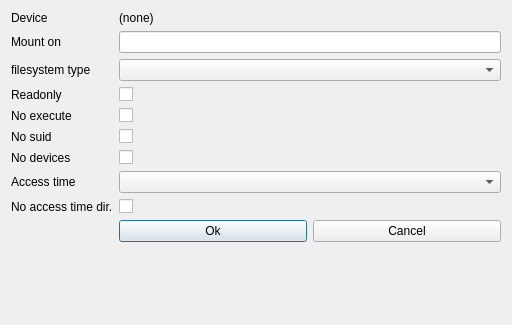
The window that ui/mount.ui (iddekingej/blgui) describes before a commit, drawn with Qt 5.
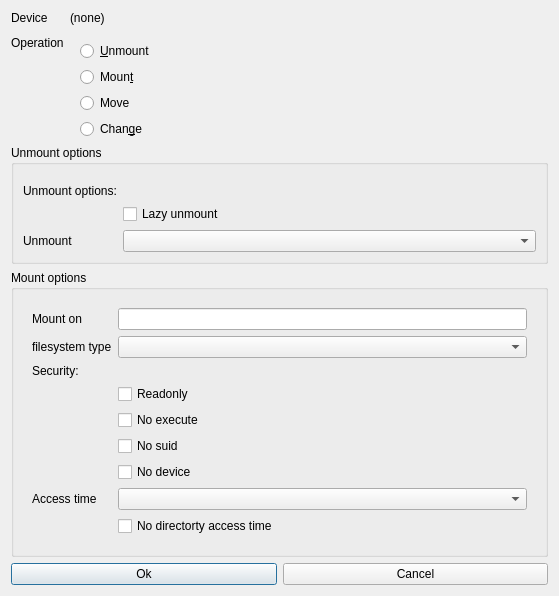
The same window after the commit.

Commit message: * Fix unmount detection en working on mount/unmount dialog

```diff
--- a/ui/mount.ui
+++ b/ui/mount.ui
@@ -6,13 +6,15 @@
    <rect>
     <x>0</x>
     <y>0</y>
-    <width>512</width>
-    <height>325</height>
+    <width>559</width>
+    <height>592</height>
    </rect>
   </property>
   <property name="windowTitle">
    <string>Mounting device</string>
   </property>
+  <layout class="QVBoxLayout" name="verticalLayout">
+   <item>
   <layout class="QFormLayout" name="formLayout">
    <item row="0" column="0">
     <widget class="QLabel" name="label">
@@ -28,34 +30,129 @@
      </property>
     </widget>
    </item>
+     <item row="1" column="1">
+      <layout class="QVBoxLayout" name="verticalLayout_3">
+       <property name="leftMargin">
+        <number>10</number>
+       </property>
+       <property name="topMargin">
+        <number>10</number>
+       </property>
+       <item>
+        <widget class="QRadioButton" name="optionUnmount">
+         <property name="text">
+          <string>&amp;Unmount</string>
+         </property>
+        </widget>
+       </item>
+       <item>
+        <widget class="QRadioButton" name="optionMount">
+         <property name="text">
+          <string>Moun&amp;t</string>
+         </property>
+        </widget>
+       </item>
+       <item>
+        <widget class="QRadioButton" name="optionMove">
+         <property name="text">
+          <string>Move</string>
+         </property>
+        </widget>
+       </item>
+       <item>
+        <widget class="QRadioButton" name="optionChange">
+         <property name="text">
+          <string>Chan&amp;ge</string>
+         </property>
+        </widget>
+       </item>
+      </layout>
+     </item>
    <item row="1" column="0">
+      <widget class="QLabel" name="label_10">
+       <property name="text">
+        <string>Operation</string>
+       </property>
+      </widget>
+     </item>
+    </layout>
+   </item>
+   <item>
+    <widget class="QGroupBox" name="unmountForm">
+     <property name="title">
+      <string>Unmount options</string>
+     </property>
+     <layout class="QVBoxLayout" name="verticalLayout_6">
+      <item>
+       <layout class="QFormLayout" name="formLayout_3">
+        <property name="topMargin">
+         <number>10</number>
+        </property>
+        <item row="2" column="0">
+         <widget class="QLabel" name="label_11">
+          <property name="text">
+           <string>Unmount</string>
+          </property>
+         </widget>
+        </item>
+        <item row="2" column="1">
+         <widget class="QComboBox" name="unmountWhat"/>
+        </item>
+        <item row="0" column="0">
+         <widget class="QLabel" name="label_12">
+          <property name="text">
+           <string>Unmount options:</string>
+          </property>
+         </widget>
+        </item>
+        <item row="1" column="1">
+         <widget class="QCheckBox" name="lazyUnmount">
+          <property name="text">
+           <string>Lazy unmount</string>
+          </property>
+         </widget>
+        </item>
+       </layout>
+      </item>
+     </layout>
+    </widget>
+   </item>
+   <item>
+    <widget class="QGroupBox" name="mountForm">
+     <property name="title">
+      <string>Mount options</string>
+     </property>
+     <property name="alignment">
+      <set>Qt::AlignLeading|Qt::AlignLeft|Qt::AlignTop</set>
+     </property>
+     <property name="flat">
+      <bool>false</bool>
+     </property>
+     <property name="checkable">
+      <bool>false</bool>
+     </property>
+     <layout class="QVBoxLayout" name="verticalLayout_5">
+      <item>
+       <widget class="QWidget" name="mountData" native="true">
+        <layout class="QFormLayout" name="formLayout_2">
+         <item row="0" column="0">
     <widget class="QLabel" name="label_2">
      <property name="text">
       <string>Mount on</string>
      </property>
     </widget>
    </item>
-   <item row="1" column="1">
-    <layout class="QHBoxLayout" name="horizontalLayout">
-     <property name="topMargin">
-      <number>0</number>
-     </property>
-     <property name="rightMargin">
-      <number>0</number>
-     </property>
-     <item>
+         <item row="0" column="1">
       <widget class="QLineEdit" name="mountpoint"/>
      </item>
-    </layout>
-   </item>
-   <item row="2" column="0">
+         <item row="1" column="0">
     <widget class="QLabel" name="label_9">
      <property name="text">
       <string>filesystem type</string>
      </property>
     </widget>
    </item>
-   <item row="2" column="1">
+         <item row="1" column="1">
     <widget class="QComboBox" name="fsType">
      <property name="sizePolicy">
       <sizepolicy hsizetype="Preferred" vsizetype="Fixed">
@@ -68,91 +165,82 @@
      </property>
     </widget>
    </item>
-   <item row="5" column="0">
-    <widget class="QLabel" name="label_3">
-     <property name="text">
-      <string>Readonly</string>
-     </property>
-    </widget>
-   </item>
-   <item row="5" column="1">
+         <item row="3" column="1">
     <widget class="QCheckBox" name="readOnly">
      <property name="text">
-      <string/>
+            <string>Readonly</string>
      </property>
     </widget>
    </item>
-   <item row="6" column="0">
-    <widget class="QLabel" name="label_4">
-     <property name="text">
-      <string>No execute</string>
-     </property>
-    </widget>
-   </item>
-   <item row="6" column="1">
+         <item row="4" column="1">
     <widget class="QCheckBox" name="noExec">
      <property name="text">
-      <string/>
+            <string>No execute</string>
      </property>
     </widget>
    </item>
-   <item row="7" column="0">
-    <widget class="QLabel" name="label_5">
-     <property name="text">
-      <string>No suid</string>
-     </property>
-    </widget>
-   </item>
-   <item row="7" column="1">
+         <item row="5" column="1">
     <widget class="QCheckBox" name="noSuid">
      <property name="text">
-      <string/>
+            <string>No suid</string>
      </property>
     </widget>
    </item>
-   <item row="8" column="0">
-    <widget class="QLabel" name="label_7">
-     <property name="text">
-      <string>No devices</string>
-     </property>
-    </widget>
-   </item>
-   <item row="8" column="1">
+         <item row="6" column="1">
     <widget class="QCheckBox" name="noDevices">
      <property name="text">
-      <string/>
+            <string>No device</string>
      </property>
     </widget>
    </item>
-   <item row="9" column="0">
+         <item row="7" column="0">
     <widget class="QLabel" name="label_6">
      <property name="text">
       <string>Access time</string>
      </property>
     </widget>
    </item>
-   <item row="9" column="1">
+         <item row="7" column="1">
     <widget class="QComboBox" name="accesTimeSet">
      <property name="editable">
       <bool>false</bool>
      </property>
     </widget>
    </item>
-   <item row="10" column="0">
-    <widget class="QLabel" name="label_8">
-     <property name="text">
-      <string>No access time dir.</string>
-     </property>
-    </widget>
-   </item>
-   <item row="10" column="1">
+         <item row="8" column="1">
     <widget class="QCheckBox" name="noAccessDir">
      <property name="text">
-      <string/>
+            <string>No directorty access time</string>
      </property>
     </widget>
    </item>
-   <item row="11" column="1">
+         <item row="2" column="0">
+          <widget class="QLabel" name="label_13">
+           <property name="text">
+            <string>Security:</string>
+           </property>
+          </widget>
+         </item>
+        </layout>
+       </widget>
+      </item>
+     </layout>
+    </widget>
+   </item>
+   <item>
+    <spacer name="verticalSpacer">
+     <property name="orientation">
+      <enum>Qt::Vertical</enum>
+     </property>
+     <property name="sizeHint" stdset="0">
+      <size>
+       <width>20</width>
+       <height>40</height>
+      </size>
+     </property>
+    </spacer>
+   </item>
+   <item>
     <layout class="QHBoxLayout" name="horizontalLayout_2">
      <property name="topMargin">
       <number>0</number>
```
Lines whose indentation alone changed are shown as unchanged. The commit also changes 9 other files.
